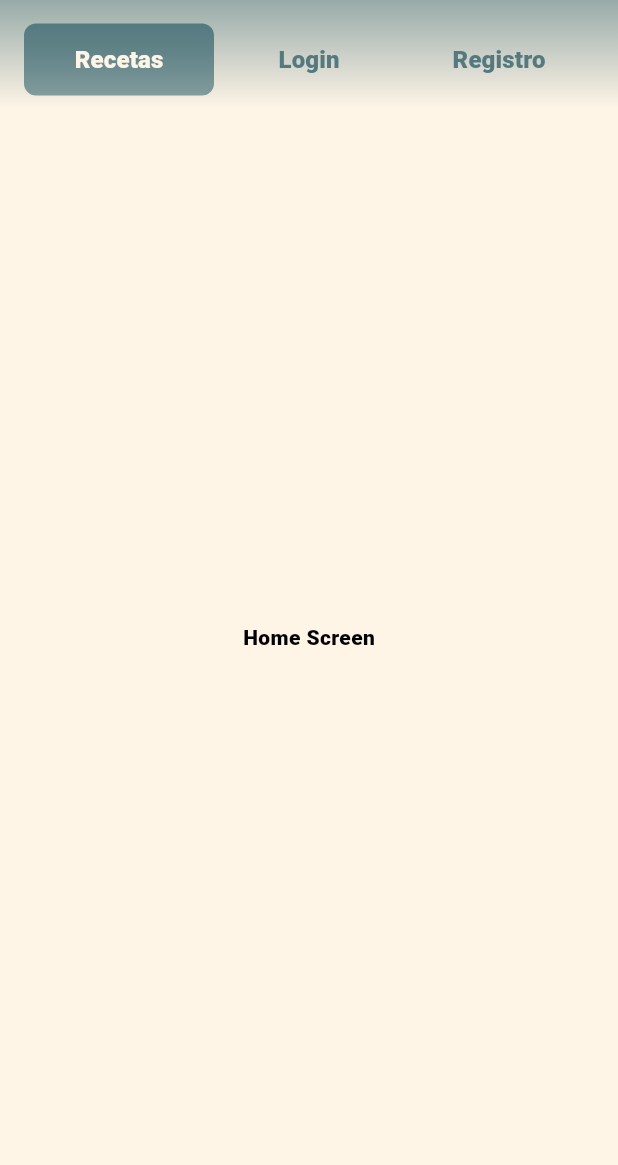
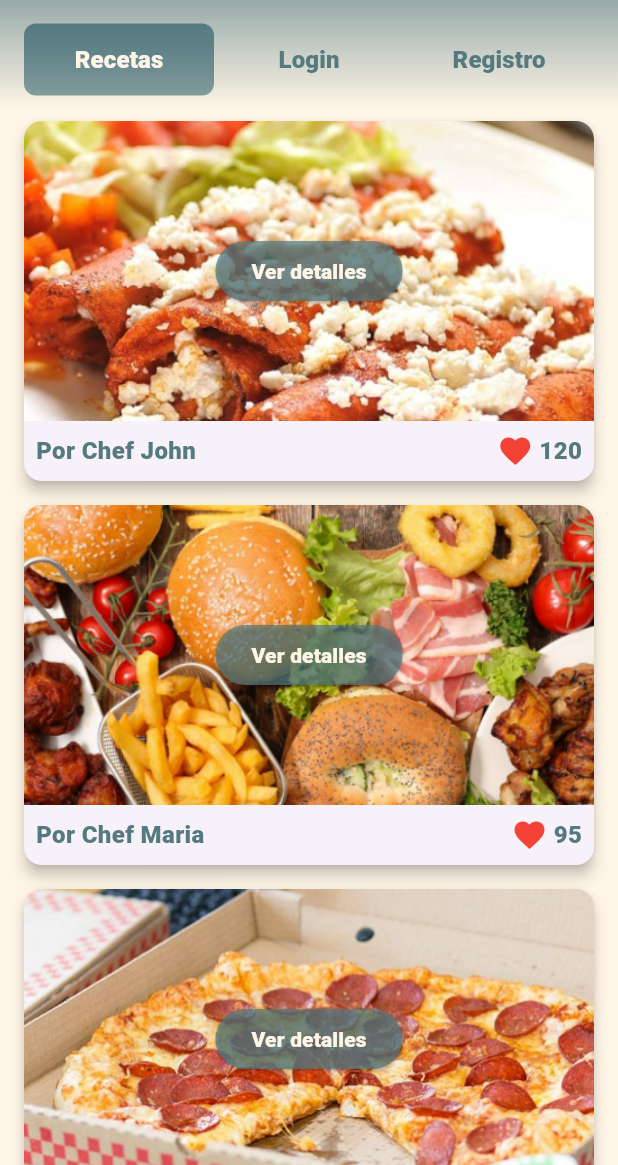
Before and after one commit to Jiwemoyo/EasyMenuApp, a Flutter app: the screen it shows after launch, on a phone screen of 412 x 824 dp, the part 71-1236 px from its top. Run offline on Flutter 3.47's test engine with Material 3 defaults, Android fonts, the phone set to English and light mode, and no system bars; Roboto replaces fonts that are missing (Roboto-bold).

Commit message:
pantalla recetas

```diff
--- a/lib/screens/home_screen.dart
+++ b/lib/screens/home_screen.dart
@@ -1,10 +1,33 @@
+// lib/screens/home_screen.dart
 import 'package:flutter/material.dart';
+import '../utils/constants.dart';
+import '../widgets/recipe_card.dart';
 
 class HomeScreen extends StatelessWidget {
+  final List<Map<String, dynamic>> recipes = [
+    {'image': 'assets/images/burritos.png', 'author': 'Chef John', 'likes': 120},
+    {'image': 'assets/images/hamburguesa.png', 'author': 'Chef Maria', 'likes': 95},
+    {'image': 'assets/images/pizza.png', 'author': 'Chef Alex', 'likes': 210},
+    // Añade más recetas según sea necesario
+  ];
+
   @override
   Widget build(BuildContext context) {
-    return Center(
-      child: Text('Home Screen'),
+    return Scaffold(
+      body: ListView.builder(
+        itemCount: recipes.length,
+        itemBuilder: (context, index) {
+          final recipe = recipes[index];
+          return RecipeCard(
+            imagePath: recipe['image'],
+            author: recipe['author'],
+            likes: recipe['likes'],
+            onViewDetails: () {
+              print('Ver detalles de la receta ${index + 1}');
+            },
+          );
+        },
+      ),
     );
   }
 }
--- a/lib/widgets/recipe_card.dart
+++ b/lib/widgets/recipe_card.dart
@@ -0,0 +1,75 @@
+import 'package:flutter/material.dart';
+import '../utils/constants.dart';
+
+class RecipeCard extends StatelessWidget {
+  final String imagePath;
+  final String author;
+  final int likes;
+  final VoidCallback onViewDetails;
+
+  const RecipeCard({
+    Key? key,
+    required this.imagePath,
+    required this.author,
+    required this.likes,
+    required this.onViewDetails,
+  }) : super(key: key);
+
+  @override
+  Widget build(BuildContext context) {
+    return Card(
+      margin: EdgeInsets.symmetric(vertical: 8, horizontal: 16),
+      elevation: 4,
+      shape: RoundedRectangleBorder(borderRadius: BorderRadius.circular(12)),
+      child: Column(
+        crossAxisAlignment: CrossAxisAlignment.start,
+        children: [
+          Stack(
+            alignment: Alignment.center,
+            children: [
+              ClipRRect(
+                borderRadius: BorderRadius.vertical(top: Radius.circular(12)),
+                child: Image.asset(
+                  imagePath,
+                  width: double.infinity,
+                  height: 200,
+                  fit: BoxFit.cover,
+                ),
+              ),
+              ElevatedButton(
+                onPressed: onViewDetails,
+                child: Text('Ver detalles'),
+                style: ElevatedButton.styleFrom(
+                  foregroundColor: WhiteColor,
+                  backgroundColor: GreenColor.withOpacity(0.7),
+                ),
+              ),
+            ],
+          ),
+          Padding(
+            padding: const EdgeInsets.all(8.0),
+            child: Row(
+              mainAxisAlignment: MainAxisAlignment.spaceBetween,
+              children: [
+                Text(
+                  'Por $author',
+                  style: robotoSubtitleStyle.copyWith(fontWeight: FontWeight.bold),
+                ),
+                Row(
+                  children: [
+                    Icon(Icons.favorite, color: Colors.red),
+                    SizedBox(width: 4),
+                    Text(
+                      '$likes',
+                      style: robotoSubtitleStyle,
+                    ),
+                  ],
+                ),
+              ],
+            ),
+          ),
+        ],
+      ),
+    );
+  }
+}
--- a/pubspec.yaml
+++ b/pubspec.yaml
@@ -17,8 +17,9 @@ dev_dependencies:
 
 flutter:
   uses-material-design: true
+
   assets:
-    - assets/fonts/
+    - assets/images/
 
   fonts:
     - family: Pacifico
```
Also changed, not shown: assets/images/burritos.png (added), assets/images/hamburguesa.png (added), assets/images/pizza.png (added).
